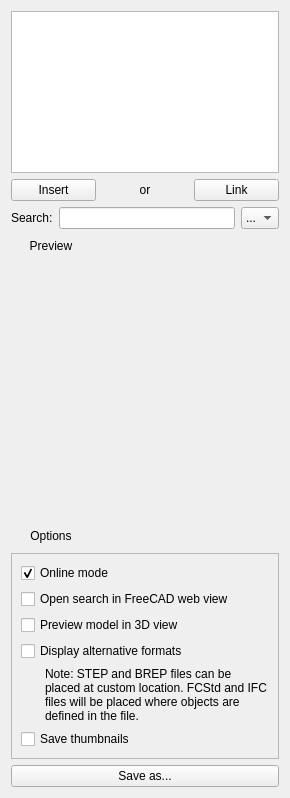
Old version of the form src/Mod/BIM/Resources/ui/dialogLibrary.ui in the repository southseact-3d/fcd.
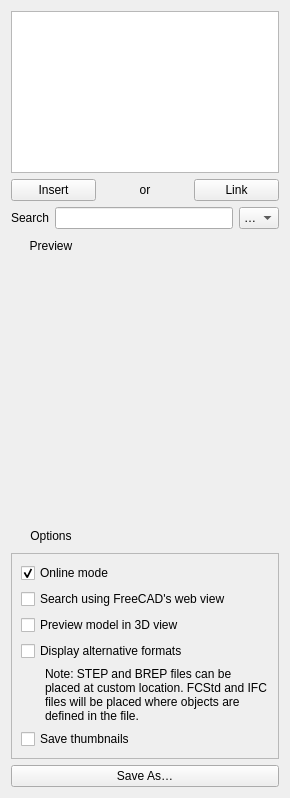
New version of the form.

Diff of the .ui file:
```diff
--- a/src/Mod/BIM/Resources/ui/dialogLibrary.ui
+++ b/src/Mod/BIM/Resources/ui/dialogLibrary.ui
@@ -60,7 +60,7 @@
      <item>
       <widget class="QLabel" name="label_2">
        <property name="text">
-        <string>Search:</string>
+        <string>Search</string>
        </property>
       </widget>
      </item>
@@ -80,7 +80,7 @@
        </property>
        <item>
         <property name="text">
-         <string>...</string>
+         <string>…</string>
         </property>
        </item>
       </widget>
@@ -206,7 +206,7 @@
          <string>Open the search results inside FreeCAD's web browser instead of the system browser</string>
         </property>
         <property name="text">
-         <string>Open search in FreeCAD web view</string>
+         <string>Search using FreeCAD's web view</string>
         </property>
        </widget>
       </item>
@@ -259,7 +259,7 @@
    <item>
     <widget class="QPushButton" name="buttonSave">
      <property name="text">
-      <string>Save as...</string>
+      <string>Save As…</string>
      </property>
     </widget>
    </item>
```
Left out of the diff: 8 changed lines with no effect on the pictures.
